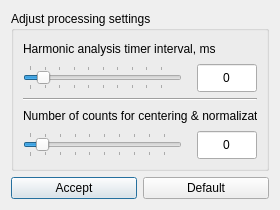
This is Sources/qprocessingdialog.ui in pi-null-mezon/QPULSECAPTURE as Qt 5 draws it before an edit. The edited form follows.
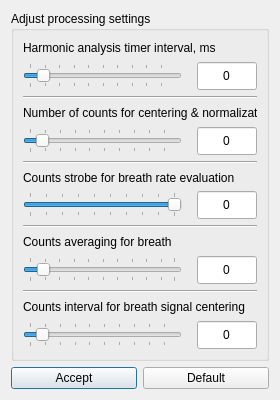
This is the edited form.

Commit message: Breath settings were added

```diff
--- a/Sources/qprocessingdialog.ui
+++ b/Sources/qprocessingdialog.ui
@@ -7,7 +7,7 @@
     <x>0</x>
     <y>0</y>
     <width>280</width>
-    <height>210</height>
+    <height>400</height>
    </rect>
   </property>
   <property name="sizePolicy">
@@ -19,13 +19,13 @@
   <property name="minimumSize">
    <size>
     <width>280</width>
-    <height>210</height>
+    <height>400</height>
    </size>
   </property>
   <property name="maximumSize">
    <size>
     <width>280</width>
-    <height>210</height>
+    <height>400</height>
    </size>
   </property>
   <property name="windowTitle">
@@ -43,7 +43,7 @@
      <property name="title">
       <string>Adjust processing settings</string>
      </property>
-     <layout class="QVBoxLayout" name="verticalLayout_4">
+     <layout class="QVBoxLayout" name="verticalLayout_7">
       <item>
        <layout class="QVBoxLayout" name="verticalLayout_2">
         <item>
@@ -202,6 +202,249 @@
         </item>
        </layout>
       </item>
+      <item>
+       <widget class="Line" name="line_2">
+        <property name="orientation">
+         <enum>Qt::Horizontal</enum>
+        </property>
+       </widget>
+      </item>
+      <item>
+       <layout class="QVBoxLayout" name="verticalLayout_4">
+        <item>
+         <widget class="QLabel" name="label_3">
+          <property name="text">
+           <string>Counts strobe for breath rate evaluation</string>
+          </property>
+         </widget>
+        </item>
+        <item>
+         <layout class="QHBoxLayout" name="horizontalLayout_4">
+          <property name="spacing">
+           <number>15</number>
+          </property>
+          <item>
+           <widget class="QSlider" name="SbreathStrobe">
+            <property name="sizePolicy">
+             <sizepolicy hsizetype="MinimumExpanding" vsizetype="Fixed">
+              <horstretch>0</horstretch>
+              <verstretch>0</verstretch>
+             </sizepolicy>
+            </property>
+            <property name="minimum">
+             <number>1</number>
+            </property>
+            <property name="maximum">
+             <number>10</number>
+            </property>
+            <property name="singleStep">
+             <number>1</number>
+            </property>
+            <property name="pageStep">
+             <number>1</number>
+            </property>
+            <property name="sliderPosition">
+             <number>10</number>
+            </property>
+            <property name="orientation">
+             <enum>Qt::Horizontal</enum>
+            </property>
+            <property name="tickPosition">
+             <enum>QSlider::TicksBothSides</enum>
+            </property>
+           </widget>
+          </item>
+          <item>
+           <widget class="QLineEdit" name="EbreathStrobe">
+            <property name="sizePolicy">
+             <sizepolicy hsizetype="Fixed" vsizetype="Fixed">
+              <horstretch>0</horstretch>
+              <verstretch>0</verstretch>
+             </sizepolicy>
+            </property>
+            <property name="minimumSize">
+             <size>
+              <width>60</width>
+              <height>28</height>
+             </size>
+            </property>
+            <property name="maximumSize">
+             <size>
+              <width>60</width>
+              <height>28</height>
+             </size>
+            </property>
+            <property name="text">
+             <string>0</string>
+            </property>
+            <property name="alignment">
+             <set>Qt::AlignCenter</set>
+            </property>
+           </widget>
+          </item>
+         </layout>
+        </item>
+       </layout>
+      </item>
+      <item>
+       <widget class="Line" name="line_3">
+        <property name="orientation">
+         <enum>Qt::Horizontal</enum>
+        </property>
+       </widget>
+      </item>
+      <item>
+       <layout class="QVBoxLayout" name="verticalLayout_5">
+        <item>
+         <widget class="QLabel" name="label_4">
+          <property name="text">
+           <string>Counts averaging for breath</string>
+          </property>
+         </widget>
+        </item>
+        <item>
+         <layout class="QHBoxLayout" name="horizontalLayout_6">
+          <property name="spacing">
+           <number>15</number>
+          </property>
+          <item>
+           <widget class="QSlider" name="SbreathAverage">
+            <property name="sizePolicy">
+             <sizepolicy hsizetype="MinimumExpanding" vsizetype="Fixed">
+              <horstretch>0</horstretch>
+              <verstretch>0</verstretch>
+             </sizepolicy>
+            </property>
+            <property name="minimum">
+             <number>1</number>
+            </property>
+            <property name="maximum">
+             <number>100</number>
+            </property>
+            <property name="singleStep">
+             <number>2</number>
+            </property>
+            <property name="sliderPosition">
+             <number>10</number>
+            </property>
+            <property name="orientation">
+             <enum>Qt::Horizontal</enum>
+            </property>
+            <property name="tickPosition">
+             <enum>QSlider::TicksBothSides</enum>
+            </property>
+           </widget>
+          </item>
+          <item>
+           <widget class="QLineEdit" name="EbreathAverage">
+            <property name="sizePolicy">
+             <sizepolicy hsizetype="Fixed" vsizetype="Fixed">
+              <horstretch>0</horstretch>
+              <verstretch>0</verstretch>
+             </sizepolicy>
+            </property>
+            <property name="minimumSize">
+             <size>
+              <width>60</width>
+              <height>28</height>
+             </size>
+            </property>
+            <property name="maximumSize">
+             <size>
+              <width>60</width>
+              <height>28</height>
+             </size>
+            </property>
+            <property name="text">
+             <string>0</string>
+            </property>
+            <property name="alignment">
+             <set>Qt::AlignCenter</set>
+            </property>
+           </widget>
+          </item>
+         </layout>
+        </item>
+       </layout>
+      </item>
+      <item>
+       <widget class="Line" name="line_4">
+        <property name="orientation">
+         <enum>Qt::Horizontal</enum>
+        </property>
+       </widget>
+      </item>
+      <item>
+       <layout class="QVBoxLayout" name="verticalLayout_6">
+        <item>
+         <widget class="QLabel" name="label_5">
+          <property name="text">
+           <string>Counts interval for breath signal centering</string>
+          </property>
+         </widget>
+        </item>
+        <item>
+         <layout class="QHBoxLayout" name="horizontalLayout_7">
+          <property name="spacing">
+           <number>15</number>
+          </property>
+          <item>
+           <widget class="QSlider" name="SbreathCNInterval">
+            <property name="sizePolicy">
+             <sizepolicy hsizetype="MinimumExpanding" vsizetype="Fixed">
+              <horstretch>0</horstretch>
+              <verstretch>0</verstretch>
+             </sizepolicy>
+            </property>
+            <property name="minimum">
+             <number>2</number>
+            </property>
+            <property name="singleStep">
+             <number>2</number>
+            </property>
+            <property name="sliderPosition">
+             <number>10</number>
+            </property>
+            <property name="orientation">
+             <enum>Qt::Horizontal</enum>
+            </property>
+            <property name="tickPosition">
+             <enum>QSlider::TicksBothSides</enum>
+            </property>
+           </widget>
+          </item>
+          <item>
+           <widget class="QLineEdit" name="EbreathCNInterval">
+            <property name="sizePolicy">
+             <sizepolicy hsizetype="Fixed" vsizetype="Fixed">
+              <horstretch>0</horstretch>
+              <verstretch>0</verstretch>
+             </sizepolicy>
+            </property>
+            <property name="minimumSize">
+             <size>
+              <width>60</width>
+              <height>28</height>
+             </size>
+            </property>
+            <property name="maximumSize">
+             <size>
+              <width>60</width>
+              <height>28</height>
+             </size>
+            </property>
+            <property name="text">
+             <string>0</string>
+            </property>
+            <property name="alignment">
+             <set>Qt::AlignCenter</set>
+            </property>
+           </widget>
+          </item>
+         </layout>
+        </item>
+       </layout>
+      </item>
      </layout>
      <zorder></zorder>
      <zorder>line</zorder>
```
Left out of the diff: 10 changed lines with no effect on the pictures. The commit also changes 6 other files.
